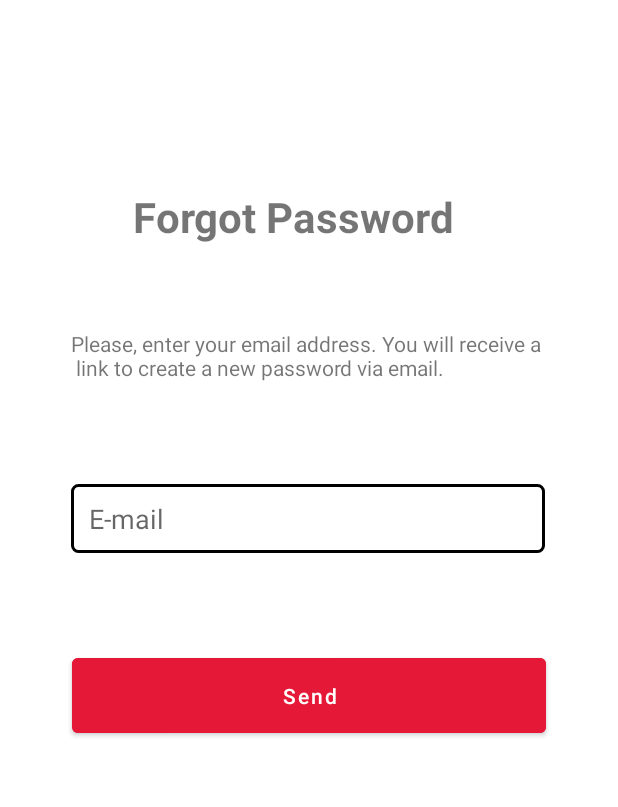
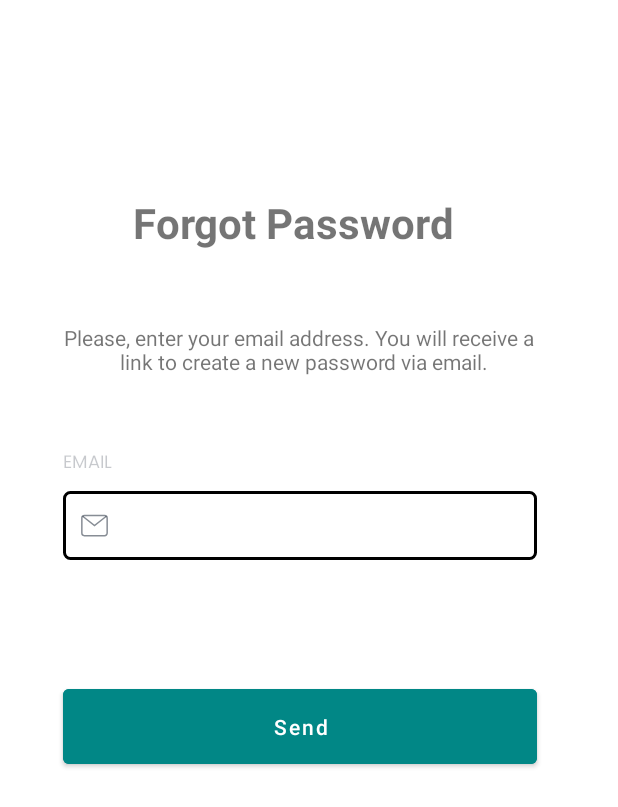
Before and after one commit to sumeyraozugur/UpSchool-Capstone-Project, an Android app: the ForgotPasswordFragment screen opened through its navigation route, on a phone screen of 412 x 824 dp. Shown: the top 807 px of the screen. Run offline under Robolectric (Android 15) with nearby library versions, the phone set to English and light mode, and no system bars.

Commit message:
first 3 page half +

```diff
--- a/Capstone Project/app/src/main/java/com/sum/capstoneproject/RegisterFragment.kt
+++ b/Capstone Project/app/src/main/java/com/sum/capstoneproject/RegisterFragment.kt
@@ -32,7 +32,7 @@ class RegisterFragment : Fragment() {
     override fun onViewCreated(view: View, savedInstanceState: Bundle?) {
         super.onViewCreated(view, savedInstanceState)
 
-        binding.textView4.setOnClickListener {
+        binding.btnAccount.setOnClickListener {
             findNavController().navigate(R.id.action_registerFragment_to_forgotPasswordFragment)
         }
 
--- a/Capstone Project/app/src/main/res/layout/fragment_forgot_password.xml
+++ b/Capstone Project/app/src/main/res/layout/fragment_forgot_password.xml
@@ -1,14 +1,17 @@
 <?xml version="1.0" encoding="utf-8"?>
 <androidx.constraintlayout.widget.ConstraintLayout xmlns:android="http://schemas.android.com/apk/res/android"
     xmlns:app="http://schemas.android.com/apk/res-auto"
+    xmlns:tools="http://schemas.android.com/tools"
     android:layout_width="match_parent"
     android:layout_height="match_parent">
+
 
     <TextView
         android:id="@+id/textView2"
         style="@style/textView_Title"
-        android:layout_marginTop="124dp"
-        android:text="Forgot Password"
+
+        android:layout_marginTop="128dp"
+        android:text="@string/forgot_password"
         app:layout_constraintEnd_toEndOf="parent"
         app:layout_constraintHorizontal_bias="0.448"
         app:layout_constraintStart_toStartOf="parent"
@@ -16,34 +19,45 @@
 
     <TextView
         android:id="@+id/textView3"
+        android:gravity="center"
         android:layout_width="wrap_content"
         android:layout_height="wrap_content"
-        android:layout_marginTop="56dp"
+        android:layout_marginTop="48dp"
         android:text="@string/explanation_for_forgot_password"
         app:layout_constraintEnd_toEndOf="parent"
-        app:layout_constraintHorizontal_bias="0.494"
+        app:layout_constraintHorizontal_bias="0.449"
         app:layout_constraintStart_toStartOf="parent"
         app:layout_constraintTop_toBottomOf="@+id/textView2" />
 
+    <TextView
+        android:id="@+id/textViewEmail"
+        style="@style/text_style"
+        android:layout_marginTop="48dp"
+        android:layout_marginEnd="336dp"
+        android:text="@string/string_email"
+        app:layout_constraintEnd_toEndOf="parent"
+        app:layout_constraintTop_toBottomOf="@+id/textView3"
+        tools:ignore="HardcodedText" />
+
     <EditText
-        android:id="@+id/editTextTextPersonName"
-        android:layout_marginTop="68dp"
-        android:ems="10"
-        android:inputType="textPersonName"
-        android:hint="@string/e_mail"
+        android:id="@+id/person_email"
         style="@style/input_text_field_style"
-        app:layout_constraintEnd_toEndOf="@+id/textView3"
-        app:layout_constraintHorizontal_bias="0.491"
-        app:layout_constraintStart_toStartOf="@+id/textView3"
-        app:layout_constraintTop_toBottomOf="@+id/textView3" />
+        android:autofillHints=""
+        android:drawableStart="@drawable/ic_mail"
+        android:inputType="textEmailAddress"
+        app:layout_constraintEnd_toEndOf="parent"
+        app:layout_constraintHorizontal_bias="0.0"
+        app:layout_constraintStart_toStartOf="@+id/textViewEmail"
+        app:layout_constraintTop_toBottomOf="@+id/textViewEmail"
+        tools:ignore="LabelFor" />
 
     <Button
-        android:id="@+id/button2"
-        android:layout_marginTop="64dp"
+        android:id="@+id/btnSend"
+        style="@style/button_style"
+        android:layout_marginTop="80dp"
         android:text="@string/send"
-        style="@style/button_style"
-        app:layout_constraintEnd_toEndOf="parent"
-        app:layout_constraintHorizontal_bias="0.498"
-        app:layout_constraintStart_toStartOf="parent"
-        app:layout_constraintTop_toBottomOf="@+id/editTextTextPersonName" />
+        app:layout_constraintEnd_toEndOf="@+id/person_email"
+        app:layout_constraintHorizontal_bias="0.484"
+        app:layout_constraintStart_toStartOf="@+id/person_email"
+        app:layout_constraintTop_toBottomOf="@+id/person_email" />
 </androidx.constraintlayout.widget.ConstraintLayout>
--- a/Capstone Project/app/src/main/res/layout/fragment_register.xml
+++ b/Capstone Project/app/src/main/res/layout/fragment_register.xml
@@ -133,17 +133,17 @@
     <Button
         android:id="@+id/btnLogin"
         style="@style/button_style"
-        android:layout_marginBottom="120dp"
+        android:layout_marginBottom="110dp"
         android:text="@string/string_create_account"
         app:layout_constraintBottom_toBottomOf="parent"
         app:layout_constraintEnd_toEndOf="@+id/textPassword"
-        app:layout_constraintHorizontal_bias="1.0"
+        app:layout_constraintHorizontal_bias="0.0"
         app:layout_constraintStart_toStartOf="@+id/textPassword"
         app:layout_constraintTop_toBottomOf="@+id/textPassword"
         app:layout_constraintVertical_bias="1.0" />
 
     <TextView
-        android:id="@+id/textView4"
+        android:id="@+id/btnAccount"
         android:text="@string/already_have_an_account"
         app:layout_constraintEnd_toEndOf="@+id/btnLogin"
         app:layout_constraintHorizontal_bias="0.961"
--- a/Capstone Project/app/src/main/res/values/strings.xml
+++ b/Capstone Project/app/src/main/res/values/strings.xml
@@ -14,4 +14,5 @@
     <string name="send">Send</string>
     <string name="e_mail">E-mail</string>
     <string name="explanation_for_forgot_password">Please, enter your email address. You will receive a \n link to create a new password via email.</string>
+    <string name="forgot_password">Forgot Password</string>
 </resources>
--- a/Capstone Project/app/src/main/res/values/style.xml
+++ b/Capstone Project/app/src/main/res/values/style.xml
@@ -1,5 +1,13 @@
 <?xml version="1.0" encoding="utf-8"?>
 <resources>
+
+    <style name="textView_Title">
+        <item name="android:layout_width">wrap_content</item>
+        <item name="android:layout_height">wrap_content</item>
+        <item name="android:textSize">28sp</item>
+        <item name="android:textStyle">bold</item>
+    </style>
+
     <style name="input_text_field_style">
         <item name="android:layout_width">316dp</item>
         <item name="android:layout_height">46dp</item>
@@ -17,19 +25,19 @@
         <item name="android:textSize">12sp</item>
     </style>
 
+
     <style name="button_style">
         <item name="android:layout_width">316dp</item>
         <item name="android:layout_height">62dp</item>
         <item name="android:radius">12dp</item>
         <item name="android:textAllCaps">false</item>
-        <item name="android:backgroundTint">@color/primaryColor</item>
+        <item name="android:backgroundTint">@color/purple_700</item>
     </style>
 
-    <style name="textView_Title">
+    <style name="text_button">
         <item name="android:layout_width">wrap_content</item>
         <item name="android:layout_height">wrap_content</item>
-        <item name="android:textSize">28sp</item>
-        <item name="android:textStyle">bold</item>
+        <item name="android:textColor">@color/black</item>
     </style>
 
     <style name="float_button_style">
@@ -38,11 +46,9 @@
         <item name="android:layout_marginTop">38dp</item>
     </style>
 
-    <style name="input_text_field_basic_style">
-        <item name="android:layout_width">316dp</item>
-        <item name="android:layout_height">46dp</item>
-        <item name="android:background">@drawable/text_field_shape</item>
-        <item name="android:paddingStart">12dp</item>
-        <item name="android:paddingEnd">12dp</item>
-    </style>
+
+
+
+
+
 </resources>
--- a/Capstone Project/app/src/main/res/values/styles.xml
+++ /dev/null
@@ -1,9 +0,0 @@
-<?xml version="1.0" encoding="utf-8"?>
-<resources>
-
-    <style name="text_button">
-        <item name="android:layout_width">wrap_content</item>
-        <item name="android:layout_height">wrap_content</item>
-        <item name="android:textColor">@color/primaryColor</item>
-    </style>
-</resources>
```
